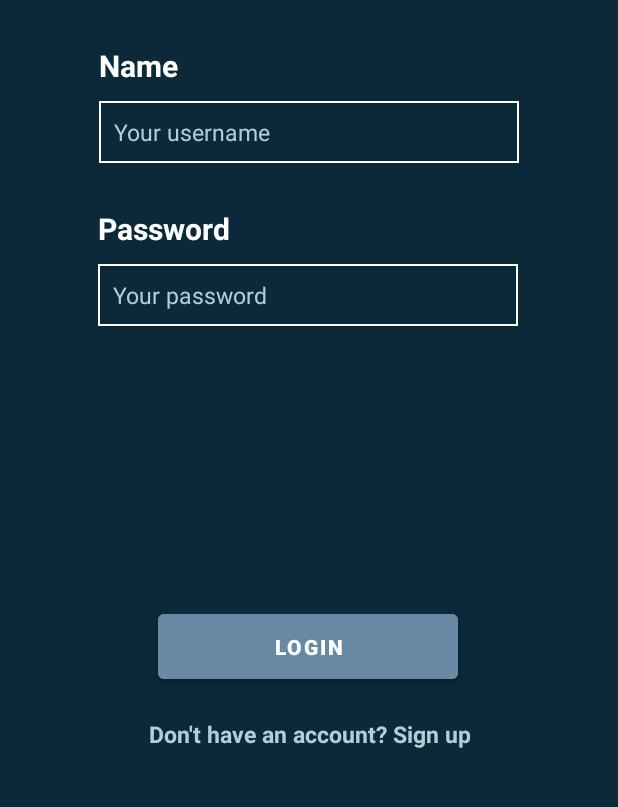
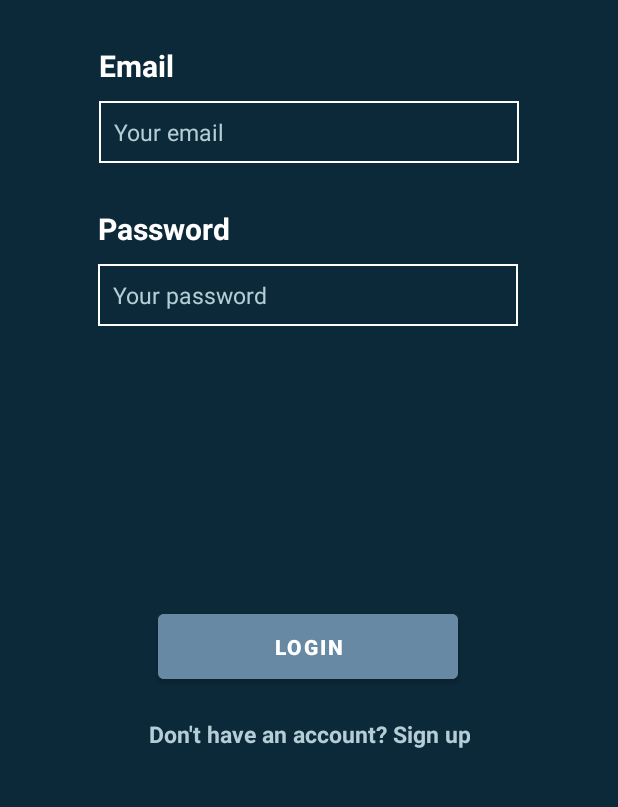
Before and after one commit to LaraCassandra/Link, an Android app: the LoginActivity screen opened directly, with no data from a screen before it, on a phone screen of 412 x 824 dp, the part 398-1205 px from its top. Run offline under Robolectric (Android 15) with nearby library versions, the light colour scheme and no system bars; our stand-ins replace Firebase (no records; nobody signed in at launch, a user with empty details on screens opened directly).

Commit message:
Begin login functionality

```diff
--- a/LinkApp/app/src/main/res/layout/activity_login.xml
+++ b/LinkApp/app/src/main/res/layout/activity_login.xml
@@ -49,29 +49,29 @@
     <!-- NAME -->
 
     <TextView
-        android:id="@+id/tv_name"
+        android:id="@+id/tv_email"
         android:layout_width="wrap_content"
         android:layout_height="wrap_content"
         android:layout_marginTop="30dp"
-        android:text="Name"
+        android:text="Email"
         android:textColor="@color/white"
         android:textSize="20dp"
         android:textStyle="bold"
         app:layout_constraintBottom_toBottomOf="parent"
         app:layout_constraintEnd_toEndOf="parent"
         app:layout_constraintHorizontal_bias="0.0"
-        app:layout_constraintStart_toStartOf="@+id/et_name"
+        app:layout_constraintStart_toStartOf="@+id/et_email"
         app:layout_constraintTop_toBottomOf="@+id/textView4"
         app:layout_constraintVertical_bias="0.0" />
 
     <EditText
-        android:id="@+id/et_name"
+        android:id="@+id/et_email"
         android:layout_width="280dp"
         android:layout_height="wrap_content"
         android:layout_gravity="center"
         android:layout_marginTop="10dp"
         android:background="@drawable/edit_text"
-        android:hint="Your username"
+        android:hint="Your email"
         android:inputType="text"
         android:padding="10dp"
         android:textColorHint="@color/Light_blue"
@@ -79,7 +79,7 @@
         app:layout_constraintEnd_toEndOf="parent"
         app:layout_constraintHorizontal_bias="0.5"
         app:layout_constraintStart_toStartOf="parent"
-        app:layout_constraintTop_toBottomOf="@+id/tv_name" />
+        app:layout_constraintTop_toBottomOf="@+id/tv_email" />
 
     <!-- PASSWORD -->
 
@@ -96,7 +96,7 @@
         app:layout_constraintEnd_toEndOf="parent"
         app:layout_constraintHorizontal_bias="0.0"
         app:layout_constraintStart_toStartOf="@+id/et_password"
-        app:layout_constraintTop_toBottomOf="@+id/et_name"
+        app:layout_constraintTop_toBottomOf="@+id/et_email"
         app:layout_constraintVertical_bias="0.0" />
 
     <EditText
```
Also changed, not shown: LinkApp/app/src/main/java/com/example/linkapp/LoginActivity.kt (+25 -0 lines), LinkApp/app/src/main/java/com/example/linkapp/RegisterActivity.kt (+2 -8 lines).
